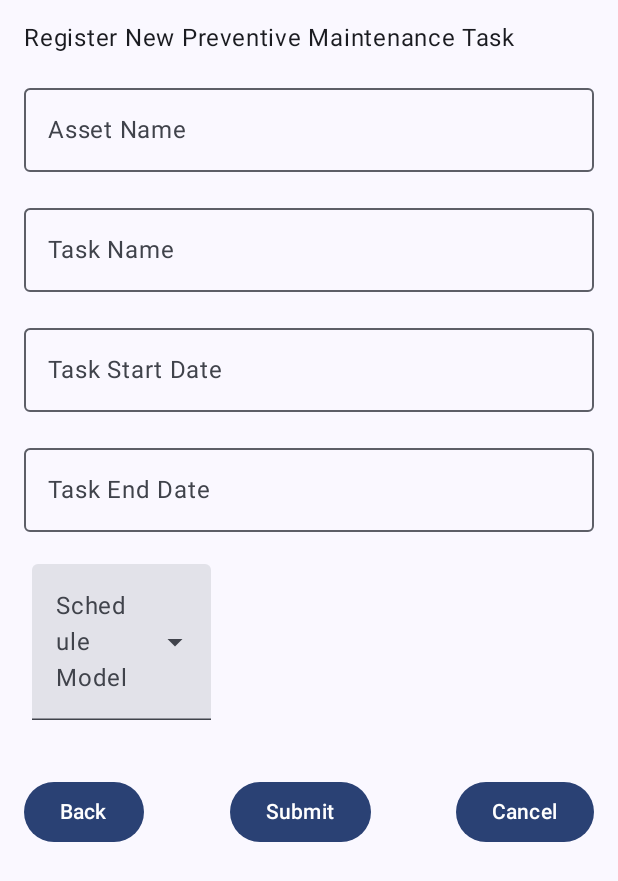
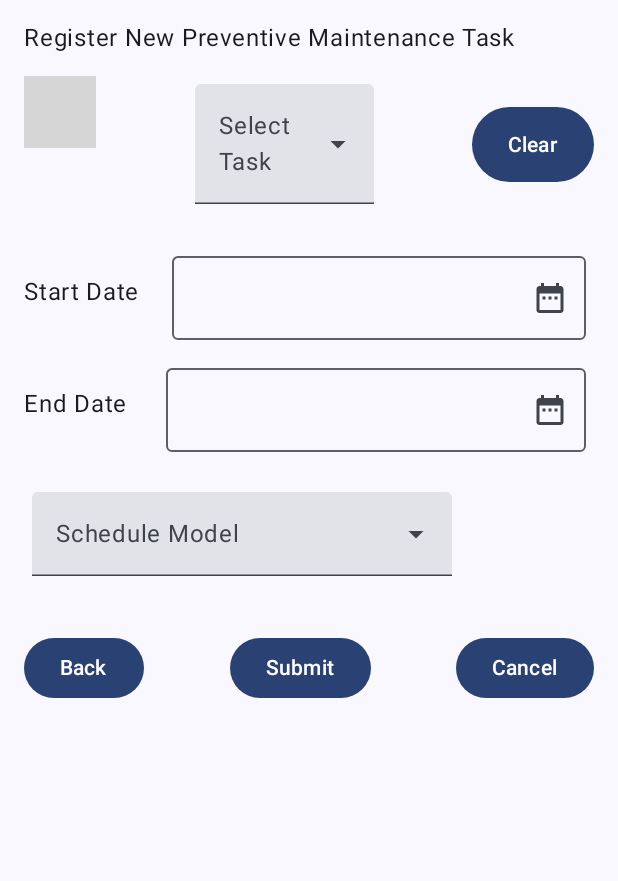
Before and after one commit to HngWu/KazanMaintenenceApp, an Android app built with Jetpack Compose: the screen it shows after launch (MainActivity), on a phone screen of 412 x 824 dp. Shown: the top 881 px of the screen. Run offline under Robolectric (Android 15) with nearby library versions, the phone set to English and light mode, and no system bars; 4 statements that could not run were skipped; grey boxes are pictures that could not be loaded.

Commit message:
feat: new routes

```diff
--- a/app/src/main/java/com/example/kazanmaintenenceapp/API/httpgettasks.kt
+++ b/app/src/main/java/com/example/kazanmaintenenceapp/API/httpgettasks.kt
@@ -33,6 +33,7 @@ class httpgettasks {
                     val taskObject = jsonArray.getJSONObject(i)
                     val scheduleKilometer = if (taskObject.isNull("scheduleKilometer")) null else taskObject.getInt("scheduleKilometer")
                     val asset = Task(
+                        taskObject.getInt("id"),
                         taskObject.getString("assetName"),
                         taskObject.getString("assetSn"),
                         taskObject.getString("name"),
--- a/app/src/main/java/com/example/kazanmaintenenceapp/MainActivity.kt
+++ b/app/src/main/java/com/example/kazanmaintenenceapp/MainActivity.kt
@@ -61,9 +61,12 @@ import androidx.navigation.compose.rememberNavController
 import com.example.kazaninventoryapp.Models.Asset
 import com.example.kazaninventoryapp.httpservice.httpgetassets
 import com.example.kazanmaintenenceapp.API.httpgettasks
+import com.example.kazanmaintenenceapp.API.httpposttask
 import com.example.kazanmaintenenceapp.Models.Task
 import com.example.kazanmaintenenceapp.ui.theme.KazanMaintenenceAppTheme
+import kotlinx.coroutines.CoroutineScope
 import kotlinx.coroutines.Dispatchers
+import kotlinx.coroutines.launch
 import kotlinx.coroutines.withContext
 import java.text.ParseException
 import java.text.SimpleDateFormat
@@ -129,15 +132,6 @@ fun TaskScreen(navController: NavController, context: Context) {
     )
     var assetsList = remember { mutableStateOf<List<Asset>>(emptyList()) }
 
-    fun tryParse(dateString: String?): Date? {
-        return try {
-            dateString?.let {
-                SimpleDateFormat("yyyy-MM-dd", Locale.getDefault()).parse(it)
-            }
-        } catch (e: ParseException) {
-            null // Return null if parsing fails
-        }
-    }
 
     // Function to refresh tasks based on activeDate, selectedAssetName, and selectedTaskName
 
@@ -208,12 +202,12 @@ fun TaskScreen(navController: NavController, context: Context) {
                 val taskColor = when {
                     task.scheduleKilometer != null && !task.taskDone -> Color.Black
                     task.scheduleKilometer != null && task.taskDone -> Color.Gray
-                    task.scheduleDate?.let { date -> SimpleDateFormat("yyyy-MM-dd", Locale.getDefault()).parse(date) }?.before(activeDateParsed) == true && !task.taskDone -> Color.Red
-                    task.scheduleDate?.let { date -> SimpleDateFormat("yyyy-MM-dd", Locale.getDefault()).parse(date) }?.before(activeDateParsed) == true && task.taskDone -> Color(0xFFFFA500)
+                    task.scheduleDate?.let { date -> SimpleDateFormat("yyyy-MM-dd", Locale.getDefault()).parse(date) }?.before(SimpleDateFormat("yyyy-MM-dd", Locale.getDefault()).parse(activeDate)) == true && !task.taskDone -> Color.Red
+                    task.scheduleDate?.let { date -> SimpleDateFormat("yyyy-MM-dd", Locale.getDefault()).parse(date) }?.before(SimpleDateFormat("yyyy-MM-dd", Locale.getDefault()).parse(activeDate)) == true && task.taskDone -> Color(0xFFFFA500)
                     task.scheduleDate == activeDate && !task.taskDone -> Color.Black
                     task.scheduleDate == activeDate && task.taskDone -> Color.Green
-                    task.scheduleDate?.let { date -> SimpleDateFormat("yyyy-MM-dd", Locale.getDefault()).parse(date) }?.after(activeDateParsed) == true && task.scheduleDate?.let { date -> SimpleDateFormat("yyyy-MM-dd", Locale.getDefault()).parse(date) }?.before(fourDaysLater) == true && !task.taskDone -> Color(0xFF800080)
-                    task.scheduleDate?.let { date -> SimpleDateFormat("yyyy-MM-dd", Locale.getDefault()).parse(date) }?.after(activeDateParsed) == true && task.scheduleDate?.let { date -> SimpleDateFormat("yyyy-MM-dd", Locale.getDefault()).parse(date) }?.before(fourDaysLater) == true && task.taskDone -> Color.Black
+                    task.scheduleDate?.let { date -> SimpleDateFormat("yyyy-MM-dd", Locale.getDefault()).parse(date) }?.after(SimpleDateFormat("yyyy-MM-dd", Locale.getDefault()).parse(activeDate)) == true && task.scheduleDate?.let { date -> SimpleDateFormat("yyyy-MM-dd", Locale.getDefault()).parse(date) }?.before(fourDaysLater) == true && !task.taskDone -> Color(0xFF800080)
+                    task.scheduleDate?.let { date -> SimpleDateFormat("yyyy-MM-dd", Locale.getDefault()).parse(date) }?.after(SimpleDateFormat("yyyy-MM-dd", Locale.getDefault()).parse(activeDate)) == true && task.scheduleDate?.let { date -> SimpleDateFormat("yyyy-MM-dd", Locale.getDefault()).parse(date) }?.before(fourDaysLater) == true && task.taskDone -> Color.Black
                     else -> Color.Black
                 }
                 Row(
@@ -224,6 +218,9 @@ fun TaskScreen(navController: NavController, context: Context) {
                 ) {
 
                     TaskCard(task, navController, context, taskColor)
+                    {
+                        filterTasks()
+                    }
                 }
             }
         }
@@ -245,11 +242,11 @@ fun TaskScreen(navController: NavController, context: Context) {
             modifier = Modifier.fillMaxWidth(),
             horizontalArrangement = Arrangement.SpaceBetween
         ) {
-            DropDownMenu(items = assetsList.value.map { it.AssetName}.toList(), name = "Select Asset", selectedItem = selectedAssetName) { selectedAsset ->
+            DropDownMenu(items = assetsList.value.map { it.AssetName}.toList(), name = "Select Asset", selectedItem = selectedAssetName, 130) { selectedAsset ->
                 selectedAssetName = selectedAsset
                 filterTasks()
             }
-            DropDownMenu(items = taskMap.values.toList(), name = "Select Task", selectedItem = selectedTaskName) { selectedTask ->
+            DropDownMenu(items = taskMap.values.toList(), name = "Select Task", selectedItem = selectedTaskName, 130) { selectedTask ->
                 selectedTaskName = selectedTask
                 filterTasks()
             }
@@ -257,8 +254,9 @@ fun TaskScreen(navController: NavController, context: Context) {
                 selectedAssetName = ""
                 selectedTaskName = ""
                 activeDate = SimpleDateFormat("yyyy-MM-dd", Locale.getDefault()).format(Date())
+                filteredTaskList = tasksList
                 filterTasks()
-                filteredTaskList = tasksList
+
             },
                 modifier = Modifier
                     .height(50.dp).align(Alignment.CenterVertically)
@@ -275,36 +273,52 @@ fun TaskScreen(navController: NavController, context: Context) {
 }
 
 @Composable
-fun TaskCard(task: Task, navController: NavController, context: Context,taskColor: Color) {
+fun TaskCard(task: Task, navController: NavController, context: Context, taskColor: Color, onCheck: (Task) -> Unit) {
+    var selectedTask by remember { mutableStateOf(task) }
+    var checked by remember { mutableStateOf(selectedTask.taskDone) }
+
     Card(
         modifier = Modifier
             .fillMaxWidth()
-            .padding(8.dp)
     ) {
         Row(
             modifier = Modifier
                 .fillMaxWidth()
-                .padding(8.dp),
-            verticalAlignment = Alignment.CenterVertically
+                .padding(25.dp),
+            verticalAlignment = Alignment.CenterVertically,
+            horizontalArrangement = Arrangement.SpaceBetween
         ) {
 
-            Column(modifier = Modifier.padding(16.dp)
+            Column(modifier = Modifier.padding(5.dp)
             ) {
-                Text(text = "Asset Name: ${task.assetName}", color = taskColor)
-                Text(text = "Asset SN: ${task.assetSN}", color = taskColor)
-                Text(text = "Task Name: ${task.taskName}", color = taskColor)
-                Text(text = "Schedule Type: ${task.scheduleType}", color = taskColor)
-                task.scheduleDate?.let {
+                Text(text = "Asset Name: ${selectedTask.assetName}", color = taskColor)
+                Text(text = "Asset SN: ${selectedTask.assetSN}", color = taskColor)
+                Text(text = "Task Name: ${selectedTask.taskName}", color = taskColor)
+                Text(text = "Schedule Type: ${selectedTask.scheduleType}", color = taskColor)
+                selectedTask.scheduleDate?.let {
                     Text(text = "Schedule Date: $it", color = taskColor)
                 }
-                task.scheduleKilometer?.let {
+                selectedTask.scheduleKilometer?.let {
                     Text(text = "Schedule Kilometer: $it", color = taskColor)
                 }
             }
             Checkbox(
-                checked = task.taskDone,
+                checked = checked,
                 onCheckedChange = {
-                    task.taskDone = it
+                    checked = it
+                    CoroutineScope(Dispatchers.IO).launch {
+                        val httpPostTask = httpposttask()
+                        onCheck(task)
+                        task.taskDone = checked
+                        httpPostTask.postTask(task, {
+                            // Success
+                            //task.taskDone = isChecked
+
+                        }, {
+                            // Failure
+                            //checked = !checked
+                        })
+                    }
                 }
             )
 
@@ -325,45 +339,96 @@ fun RegisteringNewPreventiveMaintenanceTasksScreen(navController: NavController,
     var selectedScheduleModel by remember { mutableStateOf("") }
     var scheduleParameter by remember { mutableStateOf("") }
     val scheduleModels = listOf("Daily", "Weekly", "Monthly", "Run-based")
+    var selectedAssetName by remember { mutableStateOf("") }
+    var selectedTaskName by remember { mutableStateOf("") }
+    var taskList by remember { mutableStateOf<List<String>>(emptyList()) }
+    val taskMap = mapOf(
+        1 to "Get Tires Rotated and Balanced.",
+        2 to "Check Engine Oil",
+        3 to "Check Air Filter",
+        4 to "Check Battery",
+        5 to "Inspect for any damage to paint on pump",
+        6 to "Inspect cord and cord placement",
+        7 to "Pull each pump and reset"
+    )
+    var assetsList = remember { mutableStateOf<List<Asset>>(emptyList()) }
+    val httpgetassets by remember { mutableStateOf(httpgetassets()) }
+
+    LaunchedEffect(Unit) {
+        withContext(Dispatchers.IO) {
+            val fetchedAssets = httpgetassets.getAssets()
+            assetsList.value = fetchedAssets ?: listOf()
+        }
+    }
+
+
+
 
     Column(modifier = Modifier.fillMaxSize().padding(16.dp)) {
         Text(text = "Register New Preventive Maintenance Task", style = MaterialTheme.typography.bodyLarge)
 
         Spacer(modifier = Modifier.height(16.dp))
 
-        OutlinedTextField(
-            value = assetName,
-            onValueChange = { assetName = it },
-            label = { Text("Asset Name") },
-            modifier = Modifier.fillMaxWidth()
-        )
+        Row(
+            modifier = Modifier.fillMaxWidth(),
+            horizontalArrangement = Arrangement.SpaceBetween
+        ) {
+            DropDownMenu(items = assetsList.value.map { it.AssetName}.toList(), name = "Select Asset", selectedItem = selectedAssetName,130) { selectedAsset ->
+                selectedAssetName = selectedAsset
+            }
+            DropDownMenu(items = taskMap.values.toList(), name = "Select Task", selectedItem = selectedTaskName,130) { selectedTask ->
+                selectedTaskName = selectedTask
+            }
+            Button(onClick = {
+                selectedAssetName = ""
+                selectedTaskName = ""
 
+
+            },
+                modifier = Modifier
+                    .height(50.dp).align(Alignment.CenterVertically)
+            ) {
+                Text("Clear")
+            }
+        }
         Spacer(modifier = Modifier.height(16.dp))
+        Row (
+            modifier = Modifier.fillMaxWidth(),
+            horizontalArrangement = Arrangement.SpaceBetween
+        ){
+            Text("Start Date",
+                modifier = Modifier.align(Alignment.CenterVertically)
 
-        OutlinedTextField(
-            value = taskName,
-            onValueChange = { taskName = it },
-            label = { Text("Task Name") },
-            modifier = Modifier.fillMaxWidth()
-        )
+            )
+            Spacer(modifier = Modifier.width(16.dp))
+            DatePickerDocked(
+                identifier = "startDate",
+                selectedDate = taskStartDate,
+                label = taskStartDate,
+                onDateSelected = {
+                    taskStartDate = it
+                }
+            )
+        }
 
-        Spacer(modifier = Modifier.height(16.dp))
+        Row (
+            modifier = Modifier.fillMaxWidth(),
+            horizontalArrangement = Arrangement.SpaceBetween
+        ){
+            Text("End Date",
+                modifier = Modifier.align(Alignment.CenterVertically)
+            )
+            Spacer(modifier = Modifier.width(16.dp))
+            DatePickerDocked(
+                identifier = "endDate",
+                selectedDate = taskEndDate,
+                label = taskEndDate,
+                onDateSelected = {
+                    taskEndDate = it
+                }
+            )
+        }
 
-        OutlinedTextField(
-            value = taskStartDate,
-            onValueChange = { taskStartDate = it },
-            label = { Text("Task Start Date") },
-            modifier = Modifier.fillMaxWidth()
-        )
-
-        Spacer(modifier = Modifier.height(16.dp))
-
-        OutlinedTextField(
-            value = taskEndDate,
-            onValueChange = { taskEndDate = it },
-            label = { Text("Task End Date") },
-            modifier = Modifier.fillMaxWidth()
-        )
 
         Spacer(modifier = Modifier.height(16.dp))
 
@@ -371,7 +436,8 @@ fun RegisteringNewPreventiveMaintenanceTasksScreen(navController: NavController,
             items = scheduleModels,
             name = "Schedule Model",
             selectedItem = selectedScheduleModel,
-            onItemSelected = { selectedScheduleModel = it }
+            onItemSelected = { selectedScheduleModel = it },
+            width = 300
         )
 
         Spacer(modifier = Modifier.height(16.dp))
@@ -412,12 +478,17 @@ fun RegisteringNewPreventiveMaintenanceTasksScreen(navController: NavController,
         }
 
         Spacer(modifier = Modifier.height(16.dp))
+//        LazyColumn (
+//            modifier = Modifier.fillMaxSize()
+//        ){ items(taskList) { task ->
+//            Text(text = task)
+//        } }
 
         Row(
             modifier = Modifier.fillMaxWidth(),
             horizontalArrangement = Arrangement.SpaceBetween
         ) {
-            Button(onClick = { navController.navigateUp() }) {
+            Button(onClick = { navController.navigate("taskScreen") }) {
                 Text("Back")
             }
             Button(onClick = { /* Handle form submission */ }) {
@@ -518,14 +589,14 @@ fun convertMillisToDate(millis: Long): String {
 
 @OptIn(ExperimentalMaterial3Api::class)
 @Composable
-fun DropDownMenu(items: List<String>, name: String, selectedItem: String, onItemSelected: (String) -> Unit) {
+fun DropDownMenu(items: List<String>, name: String, selectedItem: String,width: Int, onItemSelected: (String) -> Unit) {
     var expanded by remember { mutableStateOf(false) }
 
     ExposedDropdownMenuBox(
         expanded = expanded,
         onExpandedChange = { expanded = !expanded },
         modifier = Modifier
-            .width(130.dp)
+            .width(width.dp)
             .padding(5.dp) // Adjust the width as needed
     ) {
         TextField(
--- a/app/src/main/java/com/example/kazanmaintenenceapp/Models/Task.kt
+++ b/app/src/main/java/com/example/kazanmaintenenceapp/Models/Task.kt
@@ -1,7 +1,10 @@
 package com.example.kazanmaintenenceapp.Models
 
+import kotlinx.serialization.Serializable
 
+@Serializable
 data class Task(
+    val id: Int,
     val assetName: String,
     val assetSN: String,
     val taskName: String,
```
Also changed, not shown: app/src/main/java/com/example/kazanmaintenenceapp/API/httpposttask.kt (added, +52 -0 lines).
